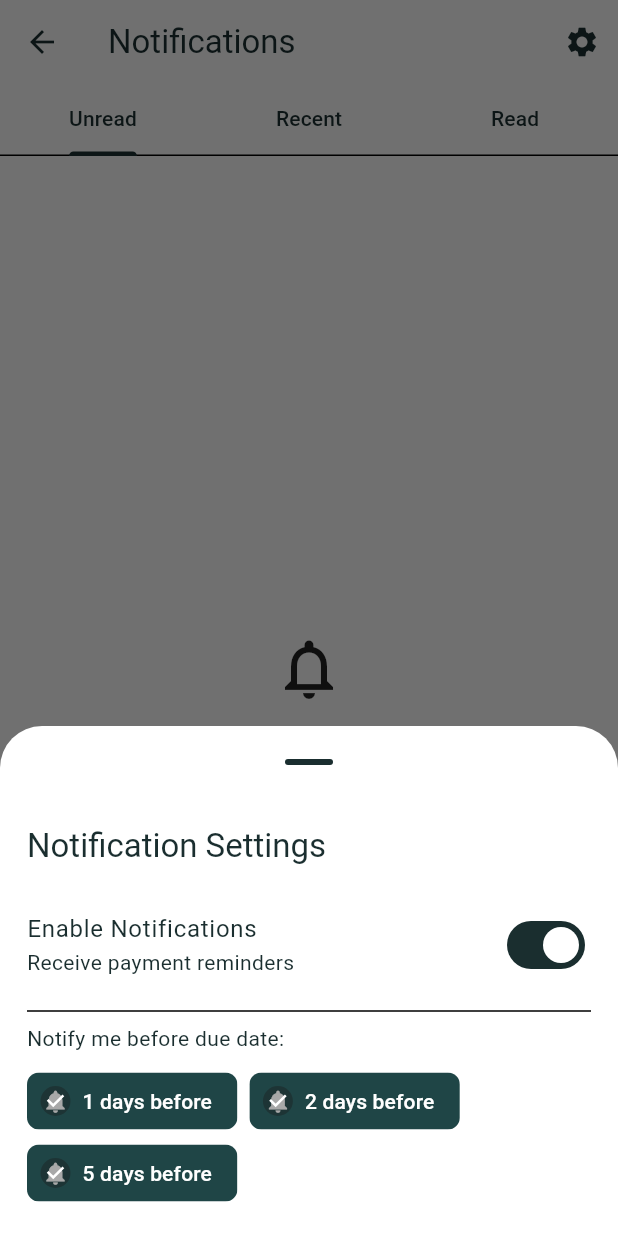
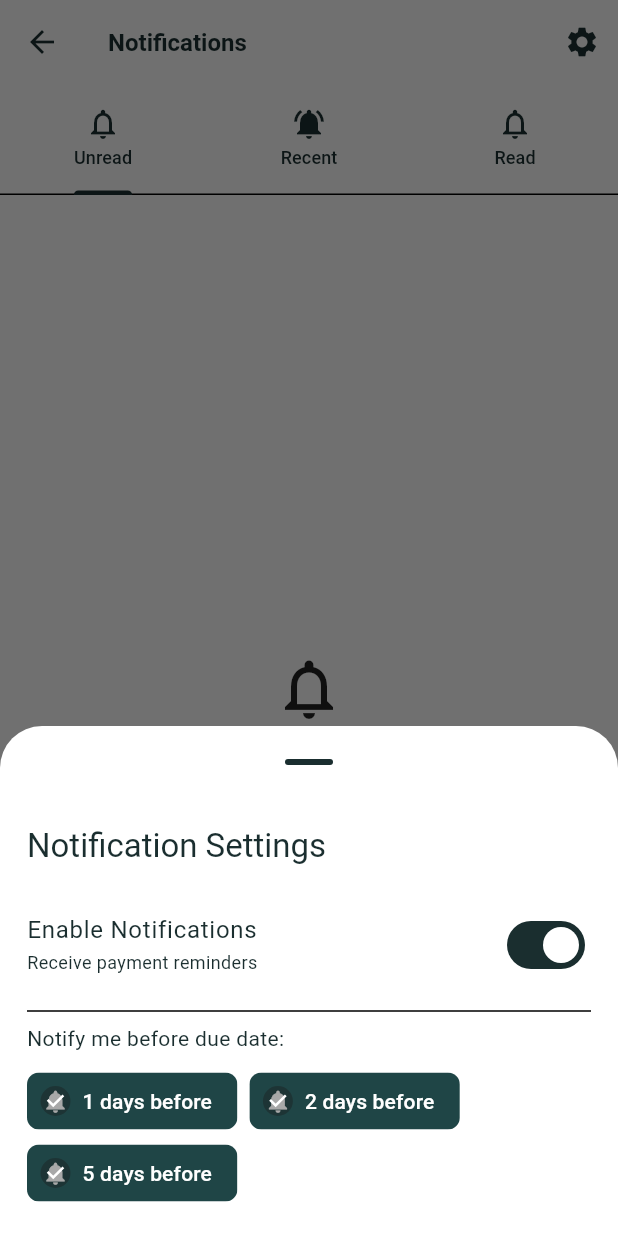
Before and after one commit to manuelduarte077/brotato-game, a Flutter app: the NotificationsScreen screen opened directly, after a tap on the "settings" icon, on a phone screen of 412 x 824 dp. Run offline on Flutter 3.47's test engine with Material 3 defaults, Android fonts, the phone set to English and light mode, and no system bars; our stand-ins replace cloud_firestore, drift, firebase_auth, firebase_core, firebase_crashlytics, fl_chart and 8 more; missing offline and left inert: quick_actions; accounts and stored records are empty; generated files the repository leaves out were written again.

Commit message:
feat: enhance notifications screen UI with improved styling

```diff
--- a/lib/presentation/features/notifications/notifications_screen.dart
+++ b/lib/presentation/features/notifications/notifications_screen.dart
@@ -15,12 +15,18 @@ class NotificationsScreen extends ConsumerWidget {
       length: 3,
       child: Scaffold(
         appBar: AppBar(
-          title: const Text('Notifications'),
+          title: const Text(
+            'Notifications',
+            style: TextStyle(fontSize: 16, fontWeight: FontWeight.bold),
+          ),
           bottom: const TabBar(
+            labelStyle: TextStyle(fontSize: 12),
+            automaticIndicatorColorAdjustment: true,
+            splashFactory: NoSplash.splashFactory,
             tabs: [
-              Tab(text: 'Unread'),
-              Tab(text: 'Recent'),
-              Tab(text: 'Read'),
+              Tab(text: 'Unread', icon: Icon(Icons.notifications_none)),
+              Tab(text: 'Recent', icon: Icon(Icons.notifications_active)),
+              Tab(text: 'Read', icon: Icon(Icons.notifications_none)),
             ],
           ),
           actions: [
@@ -82,8 +88,14 @@ class _NotificationSettings extends ConsumerWidget {
           const SizedBox(height: 16),
           SwitchListTile(
             contentPadding: EdgeInsets.zero,
-            title: const Text('Enable Notifications'),
-            subtitle: const Text('Receive payment reminders'),
+            title: const Text(
+              'Enable Notifications',
+              style: TextStyle(fontSize: 16),
+            ),
+            subtitle: const Text(
+              'Receive payment reminders',
+              style: TextStyle(fontSize: 12),
+            ),
             value: settings.localNotificationsEnabled,
             onChanged: (value) async {
               if (value) {
@@ -94,7 +106,10 @@ class _NotificationSettings extends ConsumerWidget {
                   if (!context.mounted) return;
                   ScaffoldMessenger.of(context).showSnackBar(
                     const SnackBar(
-                      content: Text('Please enable notifications in settings'),
+                      content: Text(
+                        'Please enable notifications in settings',
+                        style: TextStyle(fontSize: 12),
+                      ),
                     ),
                   );
                   return;
```
